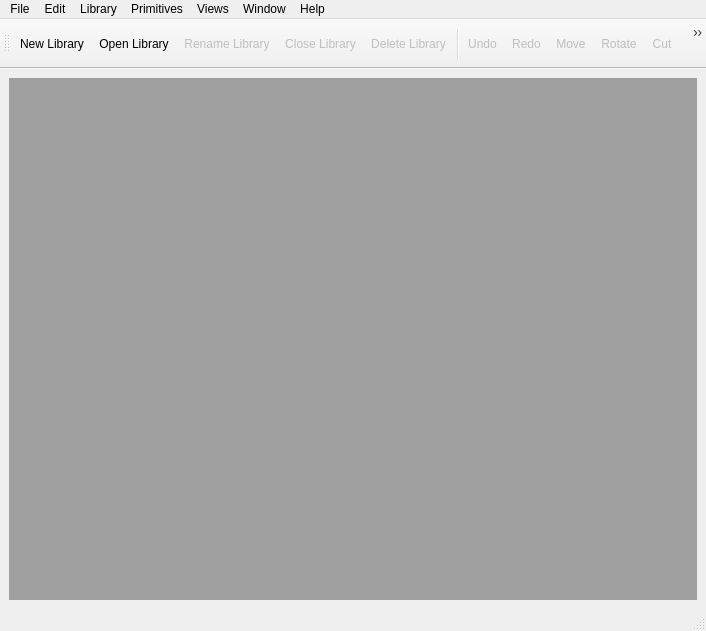
sonicsmooth/eellamaqt, file src/ui/libwindow.ui: the form before one commit.
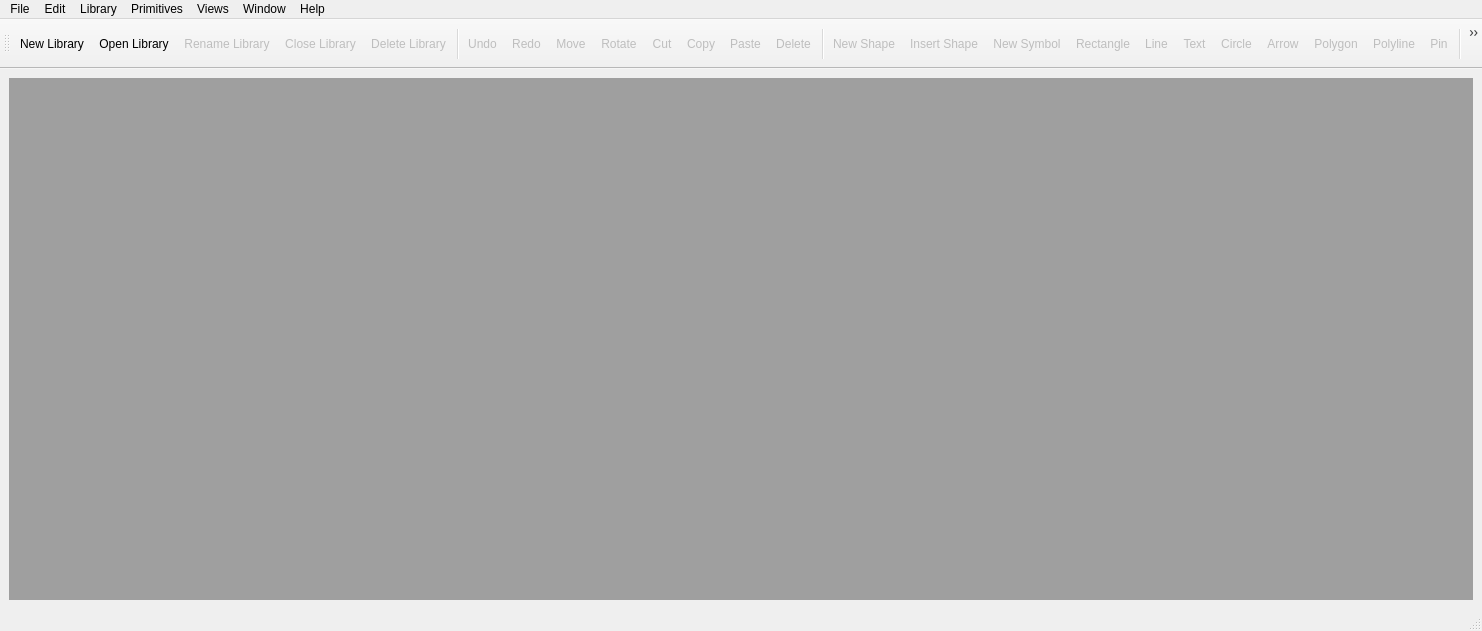
The form after the commit. Icons and pictures are not drawn.

Commit message: Fixed weird issues with enabling actions

```diff
--- a/src/ui/libwindow.ui
+++ b/src/ui/libwindow.ui
@@ -6,7 +6,7 @@
    <rect>
     <x>0</x>
     <y>0</y>
-    <width>706</width>
+    <width>1482</width>
     <height>631</height>
    </rect>
   </property>
@@ -48,8 +48,8 @@
     <rect>
      <x>0</x>
      <y>0</y>
-     <width>706</width>
-     <height>25</height>
+     <width>1482</width>
+     <height>37</height>
     </rect>
    </property>
    <widget class="QMenu" name="menuLibrarian">
@@ -185,6 +185,9 @@
    <addaction name="separator"/>
    <addaction name="actionHelpAbout"/>
    <addaction name="actionReloadStyle"/>
+   <addaction name="separator"/>
+   <addaction name="actionActionsTrue"/>
+   <addaction name="actionActionsFalse"/>
   </widget>
   <widget class="QStatusBar" name="statusBar"/>
   <action name="actionFileNewLib">
@@ -634,6 +637,19 @@
     <string>Open recent</string>
    </property>
   </action>
+  <action name="actionActionsTrue">
+   <property name="text">
+    <string>ActionsTrue</string>
+   </property>
+  </action>
+  <action name="actionActionsFalse">
+   <property name="checkable">
+    <bool>false</bool>
+   </property>
+   <property name="text">
+    <string>ActionsFalse</string>
+   </property>
+  </action>
  </widget>
  <resources>
   <include location="../application.qrc"/>
```
The commit also changes 7 other files.
